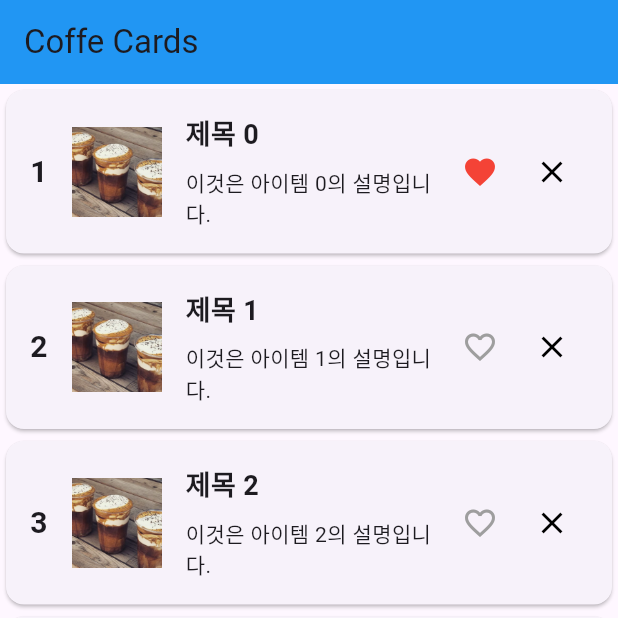
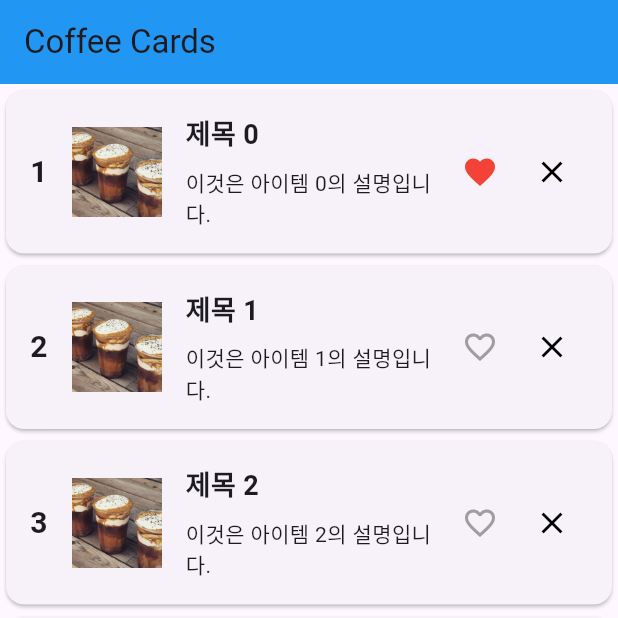
Before and after one commit to jinnyjinny12/Flutter_class, a Flutter app: the screen it shows after launch, after a tap on the "favorite outline" icon, on a phone screen of 412 x 824 dp, the top half of it. Run offline on Flutter 3.47's test engine with Material 3 defaults, Android fonts, the phone set to English and light mode, and no system bars.

Commit message:
feat: update app bar

```diff
--- a/project_cafe/lib/screen/FavoriteView.dart
+++ b/project_cafe/lib/screen/FavoriteView.dart
@@ -16,11 +16,7 @@ class FavoriteView extends StatelessWidget {
   Widget build(BuildContext context) {
     final likedItemsList = likedItems.map((index) => items[index]).toList();
 
-    return Scaffold(
-      appBar: AppBar(
-        title: Text("Favorite Items"),
-      ),
-      body: ListView.builder(
+    return  ListView.builder(
         itemCount: likedItemsList.length,
         itemBuilder: (context, index) {
           final item = likedItemsList[index];
@@ -32,7 +28,7 @@ class FavoriteView extends StatelessWidget {
             ),
           );
         },
-      ),
-    );
+      );
+
   }
 }
--- a/project_cafe/lib/screen/HomeView.dart
+++ b/project_cafe/lib/screen/HomeView.dart
@@ -56,7 +56,9 @@ class _HomeViewState extends State<HomeView>{
     return Scaffold(
         appBar: AppBar(
           backgroundColor: Colors.blue,
-          title: Text("Coffe Cards")
+          title: Text(_currentIndex == 0 ? "Coffee Cards" : "Favorite Items"),
+
+
         ),
         body: PageView(
           controller: _pageController,
```
